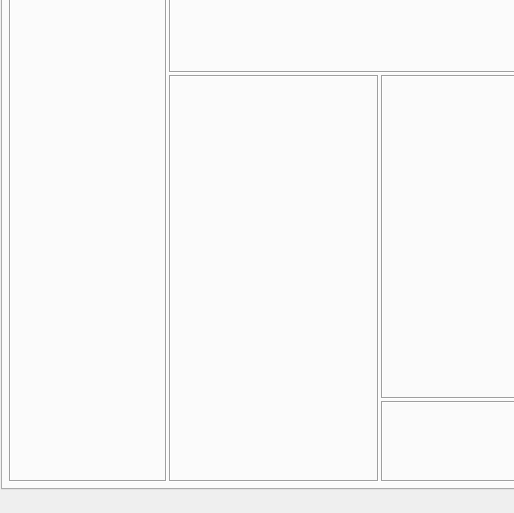
This is Prototyping/BaseStation/ui/ui.ui in huskyroboticsteam/2016-17 as Qt 5 draws it before an edit; both pictures show x 0 to 514 and y 260 to 773 of the 1047 by 773 pixel window. The edited form follows.
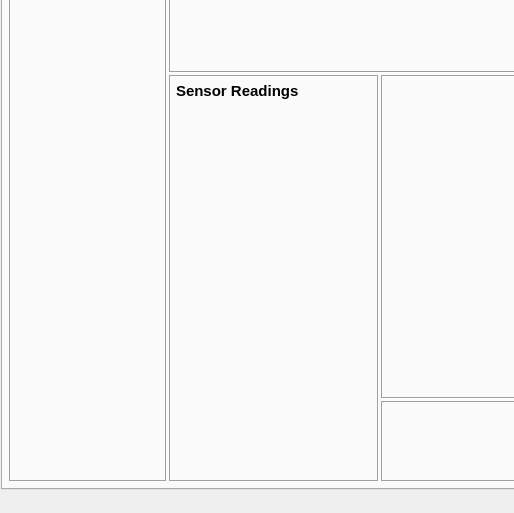
This is the edited form.

```diff
--- a/Prototyping/BaseStation/ui/ui.ui
+++ b/Prototyping/BaseStation/ui/ui.ui
@@ -220,6 +220,53 @@
              </layout>
             </widget>
            </item>
+           <item row="1" column="0" rowspan="2">
+            <widget class="QFrame" name="frame_4">
+             <property name="frameShape">
+              <enum>QFrame::Box</enum>
+             </property>
+             <property name="frameShadow">
+              <enum>QFrame::Sunken</enum>
+             </property>
+             <layout class="QGridLayout" name="gridLayout_10">
+              <property name="margin">
+               <number>5</number>
+              </property>
+              <item row="0" column="0">
+               <layout class="QGridLayout" name="reading_container">
+                <property name="leftMargin">
+                 <number>0</number>
+                </property>
+                <property name="rightMargin">
+                 <number>0</number>
+                </property>
+                <item row="0" column="0">
+                 <widget class="QLabel" name="label_9">
+                  <property name="font">
+                   <font>
+                    <family>MS Shell Dlg 2</family>
+                    <pointsize>11</pointsize>
+                    <weight>75</weight>
+                    <bold>true</bold>
+                    <kerning>true</kerning>
+                   </font>
+                  </property>
+                  <property name="text">
+                   <string>Sensor Readings</string>
+                  </property>
+                  <property name="textFormat">
+                   <enum>Qt::LogText</enum>
+                  </property>
+                  <property name="alignment">
+                   <set>Qt::AlignLeading|Qt::AlignLeft|Qt::AlignTop</set>
+                  </property>
+                 </widget>
+                </item>
+               </layout>
+              </item>
+             </layout>
+            </widget>
+           </item>
           </layout>
          </widget>
         </item>
```
Left out of the diff: 64 changed lines with no effect on the pictures.
